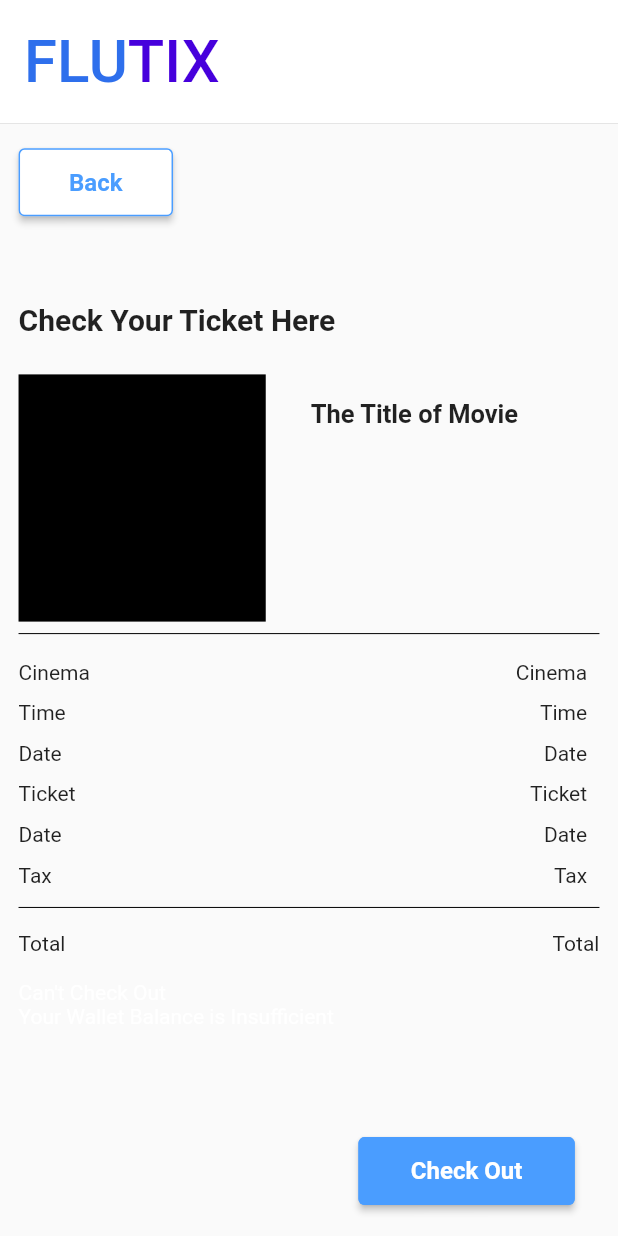
After one commit to YuIYu44/flutix, a Flutter app: the checkout screen opened directly, on a phone screen of 412 x 824 dp. The commit adds this screen. Run offline on Flutter 3.47's test engine with Material 2 defaults, Android fonts, the phone set to English and light mode, and no system bars; our stand-ins replace cloud_firestore, csv, equatable, firebase_auth, firebase_core, google_fonts; accounts and stored records are empty; Roboto replaces fonts that are missing (Exo, exo).

Commit message:
add some page

```diff
--- a/flutter_1/lib/SuccesTopUp.dart
+++ b/flutter_1/lib/SuccesTopUp.dart
@@ -55,7 +55,8 @@ class succestopup extends StatelessWidget {
                         45,
                         Color.fromRGBO(255, 255, 255, 1.0),
                         Color(0xff4A9DFF), () {
-                      go_to_movies(context);
+                      Navigator.of(context)
+                          .popUntil(ModalRoute.withName('/home'));
                     })),
               ],
             ),
--- a/flutter_1/lib/changeprofile.dart
+++ b/flutter_1/lib/changeprofile.dart
@@ -91,7 +91,7 @@ class _changeprofile extends State<changeprofile> {
                 Container(
                   margin: EdgeInsets.only(
                       top: MediaQuery.of(context).size.height * 0.1,
-                      right: MediaQuery.of(context).size.width * 0.65),
+                      right: MediaQuery.of(context).size.width * 0.55),
                   child: buttonblue(context, "Change", Color(0xffffffff),
                       Color(0xff4A9DFF), Color(0xff4A9DFF), 0, 0.25, () {
                     Navigator.pop(context);
--- /dev/null
+++ b/flutter_1/lib/checkout.dart
@@ -0,0 +1,169 @@
+import 'package:flutter/material.dart';
+import 'package:flutter_1/SuccesCheckout.dart';
+import 'package:flutter_1/functions.dart';
+
+class checkout extends StatefulWidget {
+  const checkout({super.key});
+
+  @override
+  State<checkout> createState() => _checkoutState();
+}
+
+List<String> lists = [
+  "Cinema",
+  "Time",
+  "Date",
+  "Ticket",
+  "Date",
+  "Tax",
+  "Total"
+];
+List<String> button = ["Check Out", "Home Page"];
+
+class _checkoutState extends State<checkout> {
+  int sufficient = 0;
+  @override
+  Widget build(BuildContext context) {
+    return WillPopScope(
+        onWillPop: () {
+          return Future.value(false);
+        },
+        child: Scaffold(
+            appBar: barflutix(context),
+            body: Padding(
+                padding: customEdgeInsets(context),
+                child: Stack(
+                  children: [
+                    Column(
+                      crossAxisAlignment: CrossAxisAlignment.start,
+                      children: [
+                        buttonblue(context, "Back", Color(0xff4A9DFF),
+                            Color(0xffffffff), Color(0xff4A9DFF), 0, 0.25, () {
+                          Navigator.pop(context);
+                        }),
+                        Container(
+                            margin: EdgeInsets.only(
+                                top: MediaQuery.sizeOf(context).height * 0.07,
+                                bottom:
+                                    MediaQuery.sizeOf(context).height * 0.03),
+                            child: Text(
+                              "Check Your Ticket Here",
+                              style: TextStyle(
+                                  fontSize: 20,
+                                  fontWeight: FontWeight.bold,
+                                  fontFamily: "exo"),
+                            )),
+                        Row(
+                          crossAxisAlignment: CrossAxisAlignment.start,
+                          children: [
+                            Container(
+                              color: Colors.black,
+                              width: sized(context) * 0.4,
+                              height: sized(context) * 0.4,
+                            ),
+                            Container(
+                                margin: EdgeInsets.fromLTRB(
+                                    30,
+                                    MediaQuery.sizeOf(context).height * 0.02,
+                                    0,
+                                    MediaQuery.sizeOf(context).height * 0.02),
+                                child: Text(
+                                  "The Title of Movie",
+                                  style: TextStyle(
+                                      fontSize: 17,
+                                      fontWeight: FontWeight.bold,
+                                      fontFamily: "exo"),
+                                )),
+                          ],
+                        ),
+                        Divider(color: Colors.black),
+                        Container(
+                            margin: EdgeInsets.only(
+                                top:
+                                    MediaQuery.of(context).size.height * 0.005),
+                            width: MediaQuery.of(context).size.width * 0.92,
+                            child: GridView.count(
+                                childAspectRatio: 14,
+                                shrinkWrap: true,
+                                crossAxisCount: 1,
+                                physics: const NeverScrollableScrollPhysics(),
+                                children:
+                                    List.generate(lists.length - 1, (index) {
+                                  return Row(
+                                      mainAxisAlignment:
+                                          MainAxisAlignment.spaceBetween,
+                                      children: [
+                                        Container(
+                                            child: Text(lists[index],
+                                                style: TextStyle(
+                                                  fontSize: 14,
+                                                  fontFamily: 'Exo',
+                                                ))),
+                                        Container(
+                                            child: Text(lists[index],
+                                                style: TextStyle(
+                                                  fontSize: 14,
+                                                  fontFamily: 'Exo',
+                                                )))
+                                      ]);
+                                }))),
+                        Divider(color: Colors.black),
+                        Container(
+                            margin: EdgeInsets.only(
+                                top: MediaQuery.of(context).size.height * 0.01,
+                                bottom:
+                                    MediaQuery.of(context).size.height * 0.02),
+                            child: Row(
+                                mainAxisAlignment:
+                                    MainAxisAlignment.spaceBetween,
+                                children: [
+                                  Container(
+                                      child: Text(lists.last,
+                                          style: TextStyle(
+                                            fontSize: 14,
+                                            fontFamily: 'Exo',
+                                          ))),
+                                  Container(
+                                      child: Text(lists.last,
+                                          style: TextStyle(
+                                            fontSize: 14,
+                                            fontFamily: 'Exo',
+                                          )))
+                                ])),
+                        Text(
+                            "Can't Check Out\nYour Wallet Balance is Insufficient",
+                            style: TextStyle(
+                              fontSize: 14,
+                              fontFamily: 'Exo',
+                              color: (sufficient == 0)
+                                  ? Colors.white
+                                  : Colors.red[800],
+                            ))
+                      ],
+                    ),
+                    Positioned(
+                        top: MediaQuery.of(context).size.height * 0.8,
+                        left: MediaQuery.of(context).size.width * 0.55,
+                        child: buttonblue(
+                            context,
+                            button[sufficient],
+                            Color(0xffffffff),
+                            Color(0xff4A9DFF),
+                            Color(0xff4A9DFF),
+                            0,
+                            0.35, () {
+                          if (sufficient == 0) {
+                            Navigator.push(
+                              context,
+                              MaterialPageRoute(
+                                  builder: (context) => successcheckout()),
+                            );
+                          } else {
+                            Navigator.popUntil(
+                                context, ModalRoute.withName('/home'));
+                          }
+                        })),
+                  ],
+                ))));
+  }
+}
--- a/flutter_1/lib/functions.dart
+++ b/flutter_1/lib/functions.dart
@@ -1,5 +1,4 @@
 import 'package:flutter/material.dart';
-import 'package:flutter_1/home.dart';
 import 'package:google_fonts/google_fonts.dart';
 
 Widget customButton(
@@ -127,13 +126,6 @@ void go_to(BuildContext context, page) {
       (Route<dynamic> route) => route.isFirst);
 }
 
-void go_to_movies(BuildContext context) {
-  Navigator.of(context).popUntil((route) {
-    return route ==
-        MaterialPageRoute(builder: (BuildContext context) => home());
-  });
-}
-
 Widget textfields(
   BuildContext context,
   TextEditingController controllers,
@@ -214,3 +206,15 @@ EdgeInsets customEdgeInsets(BuildContext context) {
       MediaQuery.of(context).size.width * 0.03,
       MediaQuery.of(context).size.height * 0.02);
 }
+
+sized(BuildContext context) {
+  if (MediaQuery.of(context).size.width >
+      (MediaQuery.of(context).size.height / 2)) {
+    return MediaQuery.of(context).size.width * 0.85;
+  }
+  if (MediaQuery.of(context).size.width < MediaQuery.of(context).size.height) {
+    return MediaQuery.of(context).size.width;
+  }
+
+  return MediaQuery.of(context).size.height;
+}
--- a/flutter_1/lib/signup.dart
+++ b/flutter_1/lib/signup.dart
@@ -64,6 +64,7 @@ class _signup extends State<signup> {
                 14,
                 Colors.black,
                 FontWeight.bold),
+            if (errorText != "")
               texts_exo(
                   context,
                   errorText,
--- a/flutter_1/lib/ticketdetail.dart
+++ b/flutter_1/lib/ticketdetail.dart
@@ -105,11 +105,11 @@ class _ticketdetailState extends State<ticketdetail> {
                           children: [
                             texts_exo(context, "The cinema", 20, 0, 0, 0, 0,
                                 Colors.black, TextAlign.left, FontWeight.w600),
-                            texts_exo(context, "Time  :lalalal", 20, 0, 0, 0, 0,
+                            texts_exo(context, "Time  :lalalal", 18, 0, 0, 0, 0,
                                 Colors.black, TextAlign.left, FontWeight.w100),
-                            texts_exo(context, "Date  :lalalal", 20, 0, 0, 0, 0,
+                            texts_exo(context, "Date  :lalalal", 18, 0, 0, 0, 0,
                                 Colors.black, TextAlign.left, FontWeight.w100),
-                            texts_exo(context, "Seat  :lalalal", 20, 0, 0, 0, 0,
+                            texts_exo(context, "Seat  :lalalal", 18, 0, 0, 0, 0,
                                 Colors.black, TextAlign.left, FontWeight.w100)
                           ])),
                 ])),
--- a/flutter_1/pubspec.yaml
+++ b/flutter_1/pubspec.yaml
@@ -39,6 +39,9 @@ dependencies:
   firebase_auth: ^4.10.1
   equatable: ^2.0.5
   firebase_core: ^2.16.0
+  csv: ^5.0.2
+  path_provider: ^2.1.1
+
 dev_dependencies:
   flutter_test:
     sdk: flutter
@@ -49,6 +52,7 @@ dev_dependencies:
   # package. See that file for information about deactivating specific lint
   # rules and activating additional ones.
   flutter_lints: ^2.0.0
+
 
 # For information on the generic Dart part of this file, see the
 # following page: https://dart.dev/tools/pub/pubspec
```
Also changed, not shown: flutter_1/lib/SuccesCheckout.dart (+6 -19 lines), flutter_1/lib/login.dart (+3 -5 lines), flutter_1/lib/main.dart (+3 -10 lines), flutter_1/lib/movie_detail.dart (+8 -8 lines), flutter_1/lib/schedule&place.dart (+7 -2 lines), flutter_1/lib/seat_page.dart (added, +215 -0 lines), flutter_1/lib/succespage.dart (+20 -0 lines), flutter_1/lib/wallet.dart (+8 -8 lines), flutter_1/pubspec.lock. Lines whose indentation alone changed are shown as unchanged.
